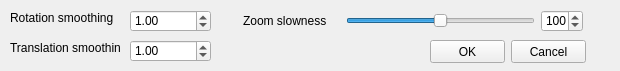
Qt form ftnoir_filter_accela/ftnoir_accela_filtercontrols.ui (opentrack/opentrack) before a commit.
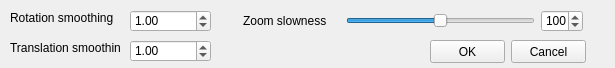
The same form after that commit. Icons and pictures are not drawn.

The edit to the form file:
```diff
--- a/ftnoir_filter_accela/ftnoir_accela_filtercontrols.ui
+++ b/ftnoir_filter_accela/ftnoir_accela_filtercontrols.ui
@@ -9,10 +9,22 @@
    <rect>
     <x>0</x>
     <y>0</y>
-    <width>620</width>
-    <height>71</height>
+    <width>615</width>
+    <height>68</height>
    </rect>
   </property>
+  <property name="sizePolicy">
+   <sizepolicy hsizetype="Fixed" vsizetype="Fixed">
+    <horstretch>0</horstretch>
+    <verstretch>0</verstretch>
+   </sizepolicy>
+  </property>
+  <property name="maximumSize">
+   <size>
+    <width>616</width>
+    <height>68</height>
+   </size>
+  </property>
   <property name="windowTitle">
    <string>Filter settings</string>
   </property>
```
